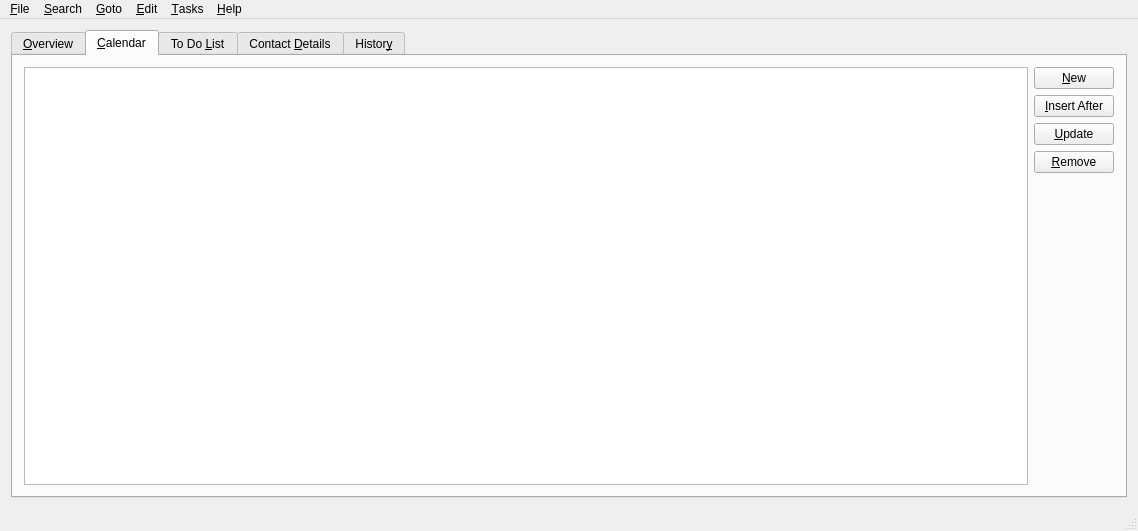
Qt form mainwindow.ui (trumpton/ContactManager) before a commit.
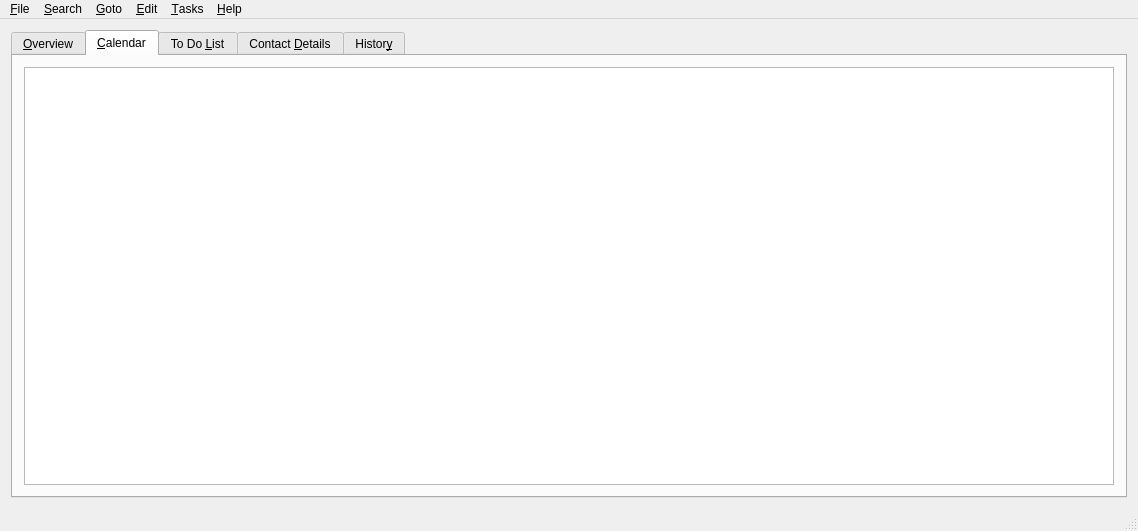
The same form after that commit. The open tabs and pages were chosen to show the change. Icons and pictures are not drawn. Custom widgets are drawn as their Qt base class.

Commit message: Tidied menus, and removed calendar control buttons

What changed in the file:
```diff
--- a/mainwindow.ui
+++ b/mainwindow.ui
@@ -136,78 +136,6 @@
           </item>
          </layout>
         </item>
-        <item>
-         <layout class="QVBoxLayout" name="verticalLayout">
-          <property name="rightMargin">
-           <number>0</number>
-          </property>
-          <item>
-           <widget class="QPushButton" name="newAppointmentButton">
-            <property name="accessibleName">
-             <string>Make New Appointment</string>
-            </property>
-            <property name="accessibleDescription">
-             <string/>
-            </property>
-            <property name="text">
-             <string>&amp;New</string>
-            </property>
-           </widget>
-          </item>
-          <item>
-           <widget class="QPushButton" name="insertAppointmentButton">
-            <property name="accessibleName">
-             <string>Make New Appointment</string>
-            </property>
-            <property name="accessibleDescription">
-             <string/>
-            </property>
-            <property name="text">
-             <string>&amp;Insert After</string>
-            </property>
-           </widget>
-          </item>
-          <item>
-           <widget class="QPushButton" name="moveAppointmentButton">
-            <property name="accessibleName">
-             <string>Update Appointment</string>
-            </property>
-            <property name="accessibleDescription">
-             <string/>
-            </property>
-            <property name="text">
-             <string>&amp;Update</string>
-            </property>
-           </widget>
-          </item>
-          <item>
-           <widget class="QPushButton" name="removeAppointmentButton">
-            <property name="accessibleName">
-             <string>Remove Appointment</string>
-            </property>
-            <property name="accessibleDescription">
-             <string/>
-            </property>
-            <property name="text">
-             <string>&amp;Remove</string>
-            </property>
-           </widget>
-          </item>
-          <item>
-           <spacer name="verticalSpacer">
-            <property name="orientation">
-             <enum>Qt::Vertical</enum>
-            </property>
-            <property name="sizeHint" stdset="0">
-             <size>
-              <width>20</width>
-              <height>40</height>
-             </size>
-            </property>
-           </spacer>
-          </item>
-         </layout>
-        </item>
        </layout>
       </widget>
       <widget class="QWidget" name="ToDoTab">
```
Left out of the diff: 64 changed lines with no effect on the pictures. The commit also changes 2 other files.
